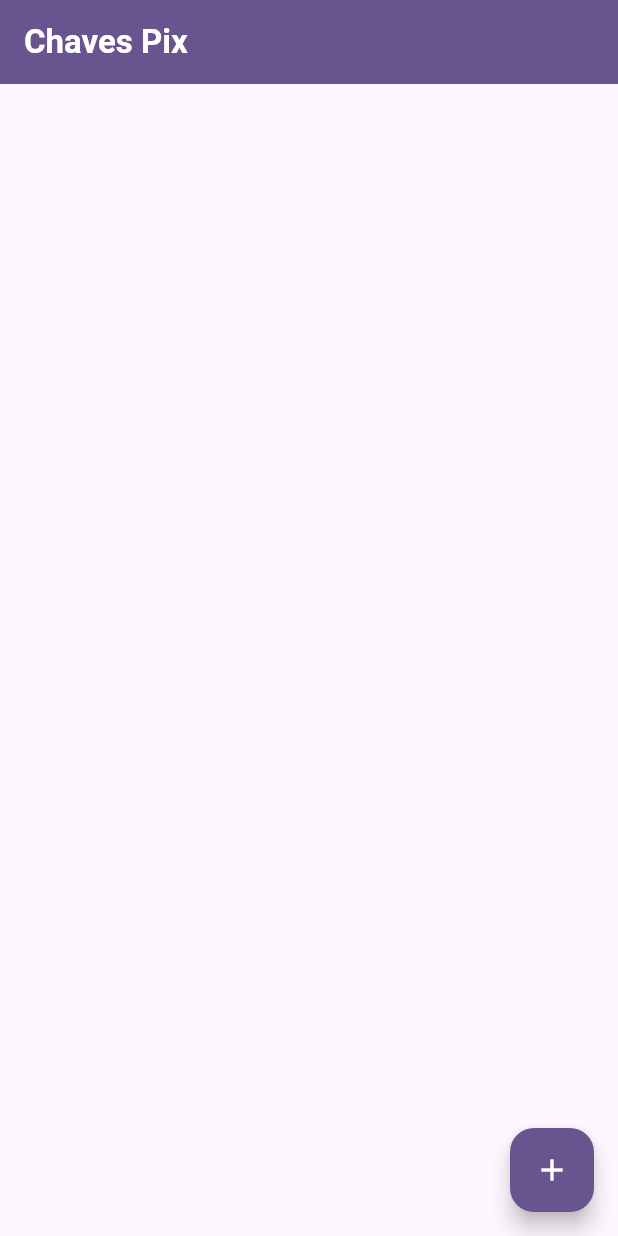
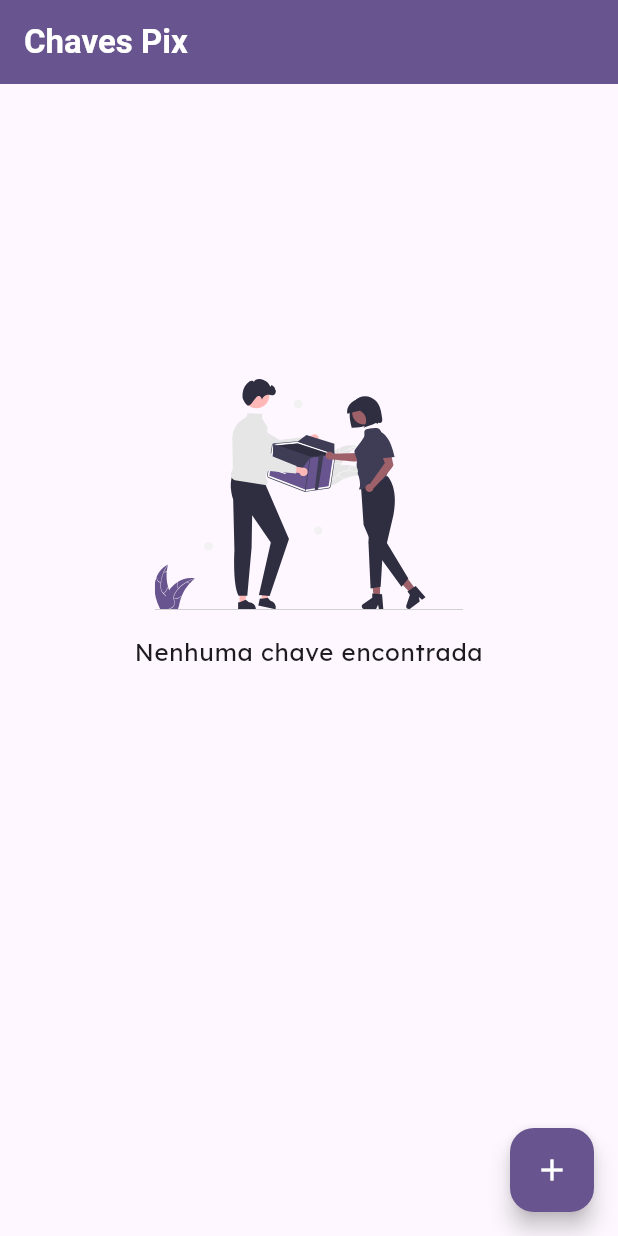
Before and after one commit to adrianoqueirozdev/pix-keeper-v3, a Flutter app: the screen it shows after launch, on a phone screen of 412 x 824 dp. Run offline on Flutter 3.47's test engine with Material 3 defaults, Android fonts, the light colour scheme and no system bars; our stand-ins replace animate_do, brasil_fields, cloud_firestore, firebase_core, flutter_animate, flutter_bloc and 6 more; missing offline and left inert: secure_application; accounts and stored records are empty.

Commit message:
feat: add empty state

```diff
--- a/lib/presentation/home/widgets/pix_keys_list.dart
+++ b/lib/presentation/home/widgets/pix_keys_list.dart
@@ -2,6 +2,7 @@ import 'package:flutter/material.dart';
 import 'package:get/get.dart';
 import 'package:pix_keeper/core/data/models/pix_key.dart';
 import 'package:pix_keeper/shared/controllers/copy_controller.dart';
+import 'package:pix_keeper/shared/widgets/empty_state.dart';
 
 class PixKeysList extends StatelessWidget {
   final List<PixKeyModel> pixKeys;
@@ -14,6 +15,12 @@ class PixKeysList extends StatelessWidget {
   Widget build(BuildContext context) {
     final colorScheme = Theme.of(context).colorScheme;
     final textTheme = Theme.of(context).textTheme;
+
+    if (pixKeys.isEmpty) {
+      return const Center(
+        child: EmptyState(description: 'Nenhuma chave encontrada'),
+      );
+    }
 
     return GetBuilder<CopyController>(
       init: CopyController(),
--- a/lib/shared/constants/app_images.dart
+++ b/lib/shared/constants/app_images.dart
@@ -4,12 +4,7 @@ sealed class AppImages {
   static const String logoQr = 'lib/resources/images/logo-qr.png';
 
   static const String empty = 'lib/resources/images/empty.svg';
-  static const String intro1 = 'lib/resources/images/intro-1.svg';
-  static const String intro2 = 'lib/resources/images/intro-2.svg';
-  static const String intro3 = 'lib/resources/images/intro-3.svg';
   static const String error = 'lib/resources/images/error.svg';
-  static const String fingerprint = 'lib/resources/images/fingerprint.svg';
-  static const String backgroundKeysPix = 'lib/resources/images/background-keys-pix.svg';
   static const String logoDefault = 'lib/resources/images/logo-default.svg';
   static const String logoVariant = 'lib/resources/images/logo-variant.svg';
   static const String bug = 'lib/resources/images/bug.svg';
--- /dev/null
+++ b/lib/shared/widgets/empty_state.dart
@@ -0,0 +1,44 @@
+import 'package:animate_do/animate_do.dart';
+import 'package:flutter_svg/flutter_svg.dart';
+import 'package:pix_keeper/shared/constants/app_images.dart';
+import 'package:flutter/material.dart';
+
+class EmptyState extends StatelessWidget {
+  final String description;
+
+  const EmptyState({super.key, required this.description});
+
+  @override
+  Widget build(BuildContext context) {
+    final size = MediaQuery.of(context).size;
+
+    return Column(
+      mainAxisAlignment: MainAxisAlignment.center,
+      children: [
+        const Spacer(),
+        FadeIn(
+          duration: const Duration(milliseconds: 800),
+          child: SvgPicture.asset(
+            AppImages.empty,
+            width: size.width * 0.5,
+          ),
+        ),
+        const SizedBox(height: 16),
+        FadeIn(
+          duration: const Duration(milliseconds: 800),
+          child: Padding(
+            padding: const EdgeInsets.symmetric(horizontal: 32),
+            child: Text(
+              description,
+              style: Theme.of(context).textTheme.bodyLarge,
+              textAlign: TextAlign.center,
+            ),
+          ),
+        ),
+        const Spacer(
+          flex: 2,
+        ),
+      ],
+    );
+  }
+}
--- a/pubspec.yaml
+++ b/pubspec.yaml
@@ -60,6 +60,7 @@ dependencies:
   device_apps: ^2.2.0
   url_launcher: ^6.3.0
   share_plus: ^9.0.0
+  flutter_svg: ^2.0.10+1
 
 
 dev_dependencies:
```
Also changed, not shown: lib/resources/icons/launch-icon.png, lib/resources/icons/play_store.png (deleted), lib/resources/images/background-keys-pix.svg (deleted), lib/resources/images/bug.svg, lib/resources/images/delete.svg (deleted), lib/resources/images/empty.svg, lib/resources/images/error.svg, lib/resources/images/fingerprint.svg (deleted), lib/resources/images/intro-1.svg (deleted), lib/resources/images/intro-2.svg (deleted), lib/resources/images/intro-3.svg (deleted), lib/resources/images/logo-qr.png, lib/resources/images/logo-variant.svg, pubspec.lock, 5 other files.
